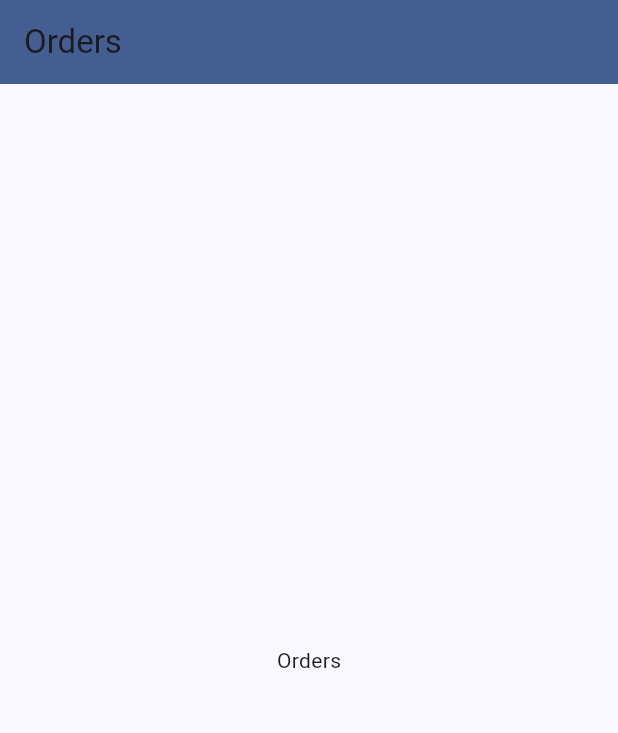
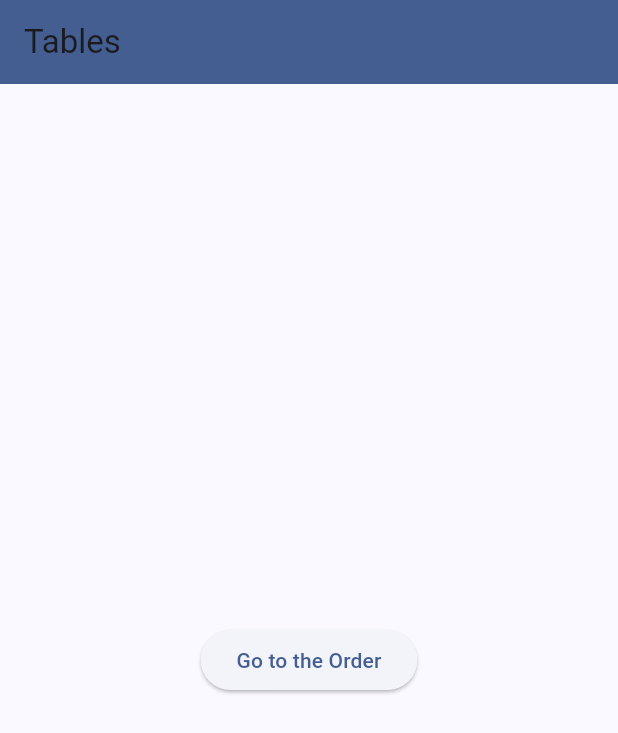
Before and after one commit to alexushkov82/order-app, a Flutter app: the screen it shows after launch, on a phone screen of 412 x 824 dp. Shown: the top 733 px of the screen. Run offline on Flutter 3.47's test engine with Material 3 defaults, Android fonts, the phone set to English and light mode, and no system bars.

```diff
--- a/lib/main.dart
+++ b/lib/main.dart
@@ -1,5 +1,5 @@
 import 'package:flutter/material.dart';
-import 'home_page.dart';
+import 'pages/home_page.dart';
 
 void main() {
   runApp(const App());
--- a/lib/home_page.dart
+++ b/lib/pages/home_page.dart
@@ -1,4 +1,5 @@
 import 'package:flutter/material.dart';
+import 'order_page.dart';
 
 class HomePage extends StatefulWidget {
   const HomePage({super.key});
@@ -14,10 +15,20 @@ class _HomePageState extends State<HomePage> {
     return Scaffold(
       appBar: AppBar(
         backgroundColor: Theme.of(context).colorScheme.primary,
-        title: const Text('Orders'),
+        title: const Text('Tables'),
       ),
-      body: const Center(
-        child: Text('Orders'),
+      body: Center(
+        child: Center(
+          child: ElevatedButton(
+            onPressed: () {
+              Navigator.push(
+                context,
+                MaterialPageRoute(builder: (context) => const OrderPage()),
+              );
+            },
+            child: const Text('Go to the Order'),
+          ),
+        ),
       ),
     );
   }
```
Also changed, not shown: lib/pages/order_page.dart (added, +24 -0 lines), lib/data/model.dart (renamed from lib/model.dart).
